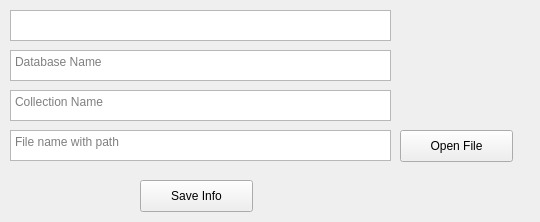
First picture: the form in view/CreateStationWindow.ui, repository BennyFranco/WeatherDataProcessing, before the edit.
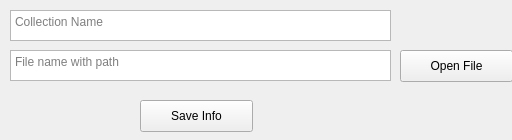
Second picture: the form after the edit.

```diff
--- a/view/CreateStationWindow.ui
+++ b/view/CreateStationWindow.ui
@@ -6,48 +6,19 @@
    <rect>
     <x>0</x>
     <y>0</y>
-    <width>540</width>
-    <height>222</height>
+    <width>512</width>
+    <height>140</height>
    </rect>
   </property>
   <property name="windowTitle">
    <string>Create Station</string>
   </property>
   <widget class="QWidget" name="centralWidget">
-   <widget class="QPlainTextEdit" name="txtMongoUri">
-    <property name="geometry">
-     <rect>
-      <x>10</x>
-      <y>10</y>
-      <width>381</width>
-      <height>31</height>
-     </rect>
-    </property>
-    <property name="plainText">
-     <string/>
-    </property>
-    <property name="placeholderText">
-     <string>MongoURI</string>
-    </property>
-   </widget>
-   <widget class="QPlainTextEdit" name="txtDatabaseName">
-    <property name="geometry">
-     <rect>
-      <x>10</x>
-      <y>50</y>
-      <width>381</width>
-      <height>31</height>
-     </rect>
-    </property>
-    <property name="placeholderText">
-     <string>Database Name</string>
-    </property>
-   </widget>
    <widget class="QPlainTextEdit" name="txtCollectionName">
     <property name="geometry">
      <rect>
       <x>10</x>
-      <y>90</y>
+      <y>10</y>
       <width>381</width>
       <height>31</height>
      </rect>
@@ -60,7 +31,7 @@
     <property name="geometry">
      <rect>
       <x>140</x>
-      <y>180</y>
+      <y>100</y>
       <width>113</width>
       <height>32</height>
      </rect>
@@ -73,7 +44,7 @@
     <property name="geometry">
      <rect>
       <x>400</x>
-      <y>130</y>
+      <y>50</y>
       <width>113</width>
       <height>32</height>
      </rect>
@@ -86,7 +57,7 @@
     <property name="geometry">
      <rect>
       <x>10</x>
-      <y>130</y>
+      <y>50</y>
       <width>381</width>
       <height>31</height>
      </rect>
```
